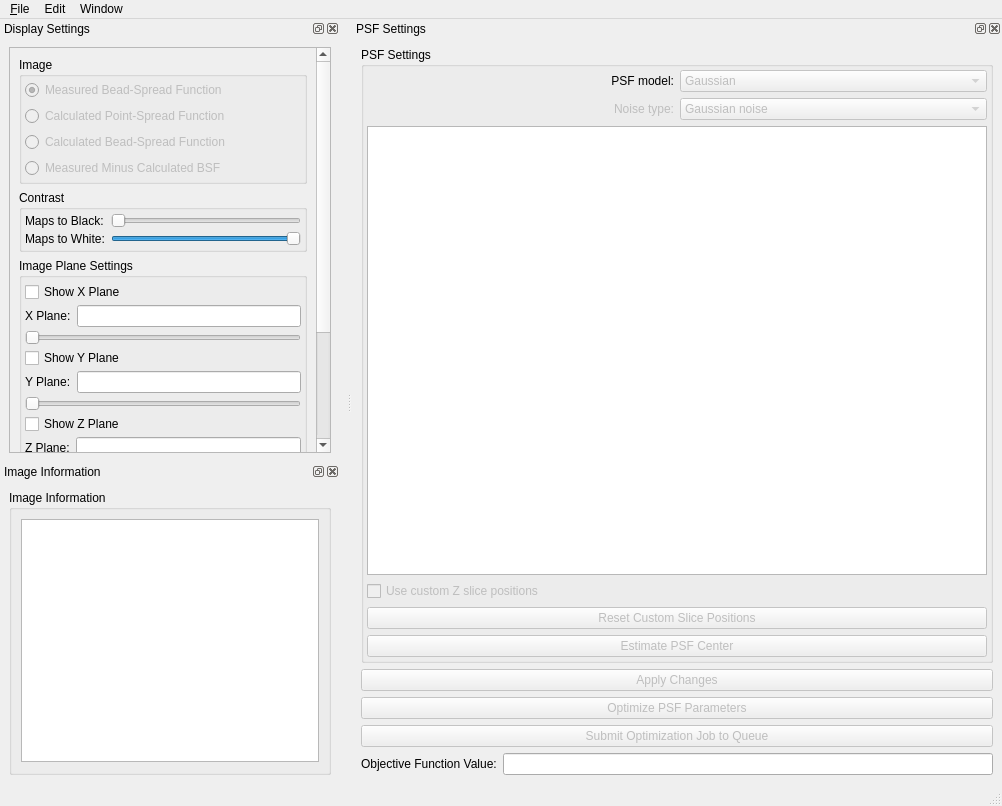
Above: apps/PSFEstimator/PSFEstimator.ui from CISMM/PSFEstimator before the change. Below: the same form after it.
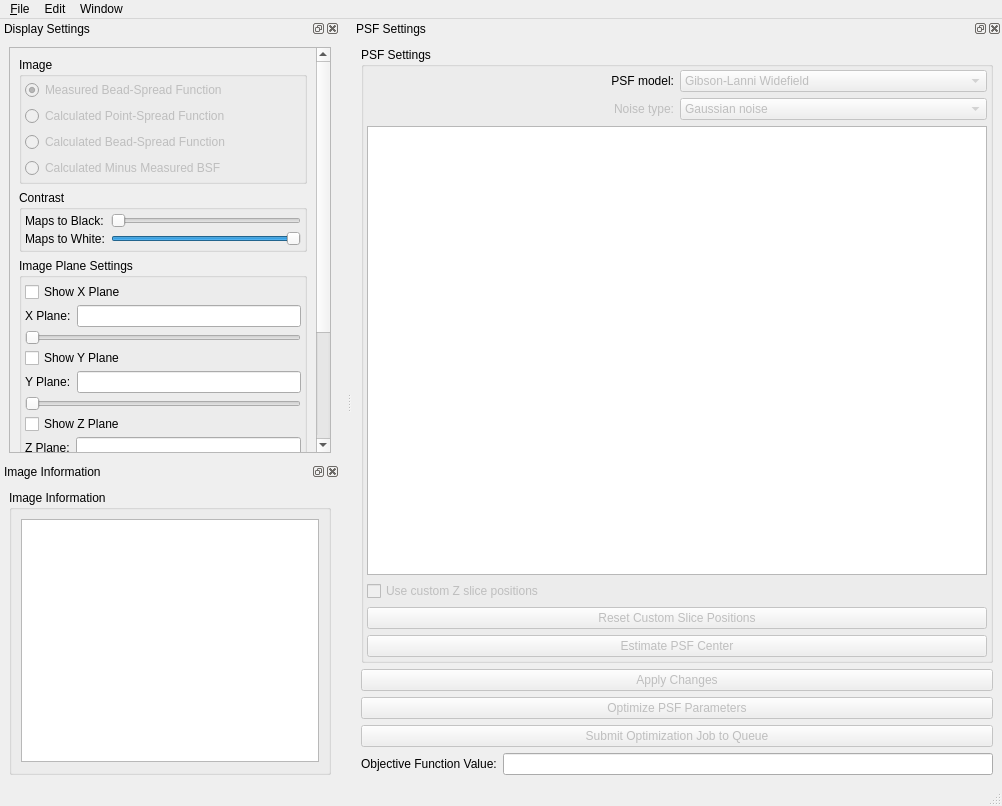
That is the form after the change. Custom widgets are drawn as their Qt base class.

What changed in the file:
```diff
--- a/apps/PSFEstimator/PSFEstimator.ui
+++ b/apps/PSFEstimator/PSFEstimator.ui
@@ -216,7 +216,7 @@
                <bool>false</bool>
               </property>
               <property name="text">
-               <string>Measured Minus Calculated BSF</string>
+               <string>Calculated Minus Measured BSF</string>
               </property>
              </widget>
             </item>
@@ -751,7 +751,7 @@
               <bool>false</bool>
              </property>
              <property name="currentIndex">
-              <number>0</number>
+              <number>1</number>
              </property>
              <item>
               <property name="text">
```
Left out of the diff: 2 changed lines with no effect on the pictures.
